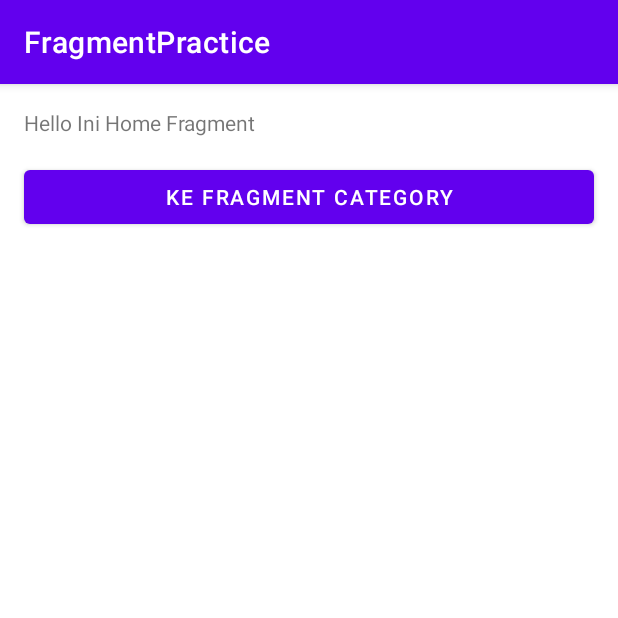
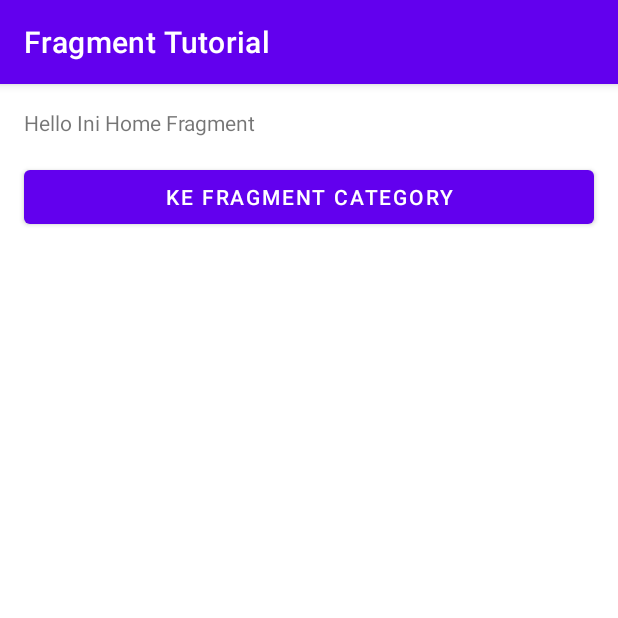
Before and after one commit to arya-fh-n/android-kotlin-fragment, an Android app: the screen it shows after launch (MainActivity), on a phone screen of 412 x 824 dp, the top half of it. Run offline under Robolectric (Android 15) with nearby library versions, the phone set to English and light mode, and no system bars.

Commit message:
add sample: create and call string resource

```diff
--- a/app/src/main/java/com/arfdevs/fragmentpractice/MainActivity.kt
+++ b/app/src/main/java/com/arfdevs/fragmentpractice/MainActivity.kt
@@ -9,6 +9,8 @@ class MainActivity : AppCompatActivity() {
     override fun onCreate(savedInstanceState: Bundle?) {
         super.onCreate(savedInstanceState)
         setContentView(R.layout.activity_main)
+
+        supportActionBar?.title = getString(R.string.action_bar_title)
 
         val mFragmentManager = supportFragmentManager
         val mHomeFragment = HomeFragment()
--- a/app/src/main/res/values/strings.xml
+++ b/app/src/main/res/values/strings.xml
@@ -18,4 +18,6 @@
     <string name="david_moyes">David Moyes</string>
     <string name="choose">Pilih</string>
     <string name="close">Tutup</string>
+
+    <string name="action_bar_title">Fragment Tutorial</string>
 </resources>
```
